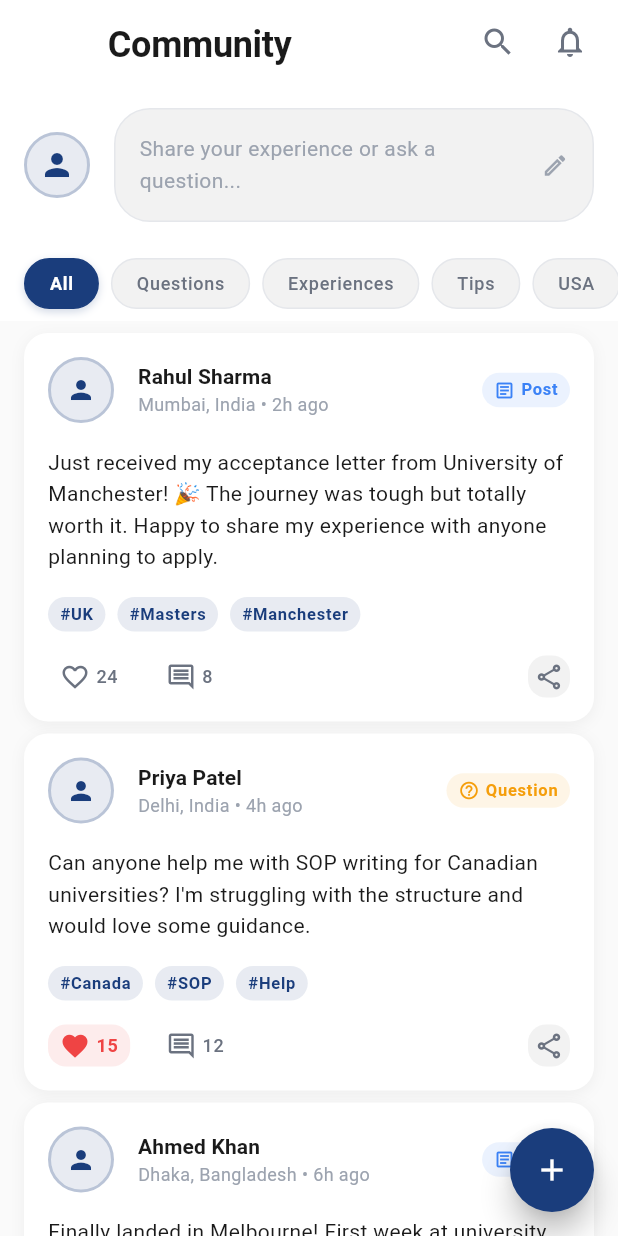
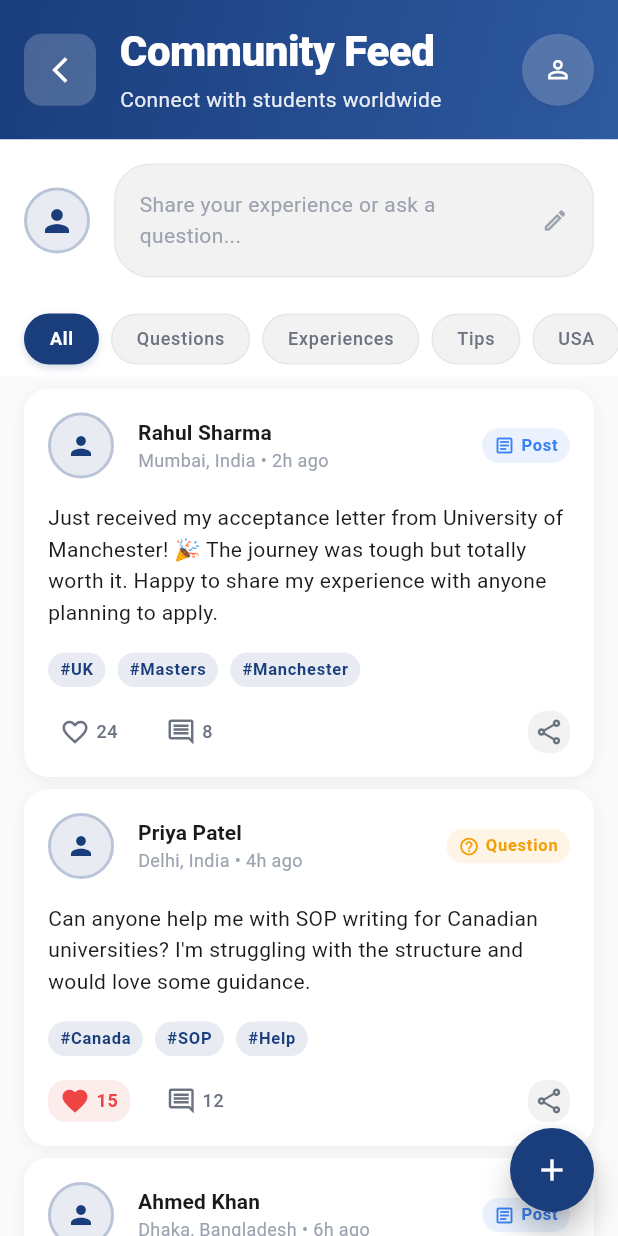
Before and after one commit to deadshoot333/bEDesh, a Flutter app: the CommunityFeedPage screen opened directly, on a phone screen of 412 x 824 dp. Run offline on Flutter 3.47's test engine with Material 3 defaults, Android fonts, the phone set to English and light mode, and no system bars; our stand-ins replace share_plus; accounts and stored records are empty.

Commit message:
edited appbar for  all the pages

```diff
--- a/lib/features/community/presentation/pages/community_feed_page.dart
+++ b/lib/features/community/presentation/pages/community_feed_page.dart
@@ -3,13 +3,12 @@ import '../../../../core/theme/app_colors.dart';
 import '../../../../core/theme/app_text_styles.dart';
 import '../../../../core/constants/app_constants.dart';
 import '../../../../shared/widgets/buttons/modern_buttons.dart';
-import '../../../../shared/widgets/inputs/modern_search_bar.dart';
 import '../../../../shared/widgets/chips/modern_chip.dart';
 import '../widgets/post_card.dart';
 import '../widgets/create_post_dialog.dart';
 import '../widgets/comments_dialog.dart';
 import '../../domain/models/post.dart';
-import './user_profile_page.dart';
+import '../../../profile/presentation/pages/profile_page.dart';
 class CommunityFeedPage extends StatefulWidget {
   const CommunityFeedPage({super.key});
 
@@ -135,52 +134,12 @@ class _CommunityFeedPageState extends State<CommunityFeedPage>
   Widget build(BuildContext context) {
     return Scaffold(
       backgroundColor: AppColors.backgroundPrimary,
-      appBar: AppBar(
-        backgroundColor: AppColors.backgroundCard,
-        elevation: 0,
-        title: Text(
-          'Community',
-          style: AppTextStyles.h3.copyWith(
-            color: AppColors.textPrimary,
-            fontWeight: FontWeight.w700,
-          ),
-        ),
-        actions: [
-          IconButton(
-            icon: const Icon(
-              Icons.search_outlined,
-              color: AppColors.textSecondary,
-            ),
-            onPressed: () {
-              _showSearchDialog(context);
-            },
-          ),
-          IconButton(
-            icon: const Icon(
-              Icons.notifications_outlined,
-              color: AppColors.textSecondary,
-            ),
-            onPressed: () {
-              ScaffoldMessenger.of(context).showSnackBar(
-                SnackBar(
-                  content: Text(
-                    'Notifications feature coming soon!',
-                    style: AppTextStyles.bodyMedium.copyWith(
-                      color: AppColors.textOnPrimary,
-                    ),
-                  ),
-                  backgroundColor: AppColors.info,
-                ),
-              );
-            },
-          ),
-          const SizedBox(width: AppConstants.spaceS),
-        ],
-      ),
       body: FadeTransition(
         opacity: _fadeAnimation,
         child: Column(
           children: [
+            // Modern Header (like home page)
+            _buildModernHeader(),
             // Quick Actions Bar
             Container(
               color: AppColors.backgroundCard,
@@ -300,6 +259,82 @@ class _CommunityFeedPageState extends State<CommunityFeedPage>
     );
   }
 
+  Widget _buildModernHeader() {
+    return Container(
+      decoration: const BoxDecoration(
+        gradient: LinearGradient(
+          colors: [AppColors.primary, AppColors.primaryLight],
+          begin: Alignment.topLeft,
+          end: Alignment.bottomRight,
+        ),
+      ),
+      child: SafeArea(
+        child: Padding(
+          padding: const EdgeInsets.all(AppConstants.spaceM),
+          child: Row(
+            children: [
+              // Back button
+              Container(
+                margin: const EdgeInsets.only(right: AppConstants.spaceM),
+                decoration: BoxDecoration(
+                  color: AppColors.textOnPrimary.withOpacity(0.2),
+                  borderRadius: BorderRadius.circular(12),
+                ),
+                child: IconButton(
+                  icon: Icon(
+                    Icons.arrow_back_ios_new,
+                    color: AppColors.textOnPrimary,
+                    size: 20,
+                  ),
+                  onPressed: () {
+                    Navigator.pop(context);
+                  },
+                ),
+              ),
+              // Community Feed title
+              Expanded(
+                child: Column(
+                  crossAxisAlignment: CrossAxisAlignment.start,
+                  children: [
+                    Text(
+                      'Community Feed',
+                      style: AppTextStyles.h2.copyWith(
+                        color: AppColors.textOnPrimary,
+                        fontWeight: FontWeight.w800,
+                      ),
+                    ),
+                    const SizedBox(height: AppConstants.spaceXS),
+                    Text(
+                      'Connect with students worldwide',
+                      style: AppTextStyles.bodyMedium.copyWith(
+                        color: AppColors.textOnPrimary.withOpacity(0.9),
+                      ),
+                    ),
+                  ],
+                ),
+              ),
+              // Action buttons
+              ModernIconButton(
+                icon: Icons.person_outline,
+                backgroundColor: AppColors.textOnPrimary.withOpacity(0.2),
+                iconColor: AppColors.textOnPrimary,
+                onPressed: () {
+                  Navigator.push(
+                    context,
+                    MaterialPageRoute(
+                      builder: (context) => const ProfilePage(),
+                    ),
+                  );
+                },
+                tooltip: 'Profile',
+              ),
+            ],
+          ),
+        ),
+      ),
+    );
+  }
+
   Widget _buildFilterChip(String filter) {
     final isSelected = _selectedFilter == filter;
     return Container(
@@ -347,56 +382,6 @@ class _CommunityFeedPageState extends State<CommunityFeedPage>
     );
   }
 
-  void _showSearchDialog(BuildContext context) {
-    showDialog(
-      context: context,
-      builder: (context) => AlertDialog(
-        backgroundColor: AppColors.backgroundCard,
-        shape: RoundedRectangleBorder(
-          borderRadius: BorderRadius.circular(AppConstants.radiusL),
-        ),
-        title: Text(
-          'Search Community',
-          style: AppTextStyles.h4.copyWith(
-            color: AppColors.textPrimary,
-          ),
-        ),
-        content: const ModernSearchBar(
-          hintText: 'Search posts, users, or topics...',
-        ),
-        actions: [
-          TextButton(
-            onPressed: () => Navigator.pop(context),
-            child: Text(
-              'Cancel',
-              style: AppTextStyles.labelMedium.copyWith(
-                color: AppColors.textSecondary,
-              ),
-            ),
-          ),
-          PrimaryButton(
-            text: 'Search',
-            size: ButtonSize.small,
-            onPressed: () {
-              Navigator.pop(context);
-              ScaffoldMessenger.of(context).showSnackBar(
-                SnackBar(
-                  content: Text(
-                    'Search feature coming soon!',
-                    style: AppTextStyles.bodyMedium.copyWith(
-                      color: AppColors.textOnPrimary,
-                    ),
-                  ),
-                  backgroundColor: AppColors.info,
-                ),
-              );
-            },
-          ),
-        ],
-      ),
-    );
-  }
-
   void _sharePost(Post post) {
     ScaffoldMessenger.of(context).showSnackBar(
       SnackBar(
```
Also changed, not shown: lib/features/accommodation/presentation/pages/accommodation_page.dart (+29 -17 lines), lib/features/community/presentation/pages/peer_connect_page.dart (+74 -13 lines), lib/features/home/presentation/pages/modern_home_page.dart (+21 -94 lines).
